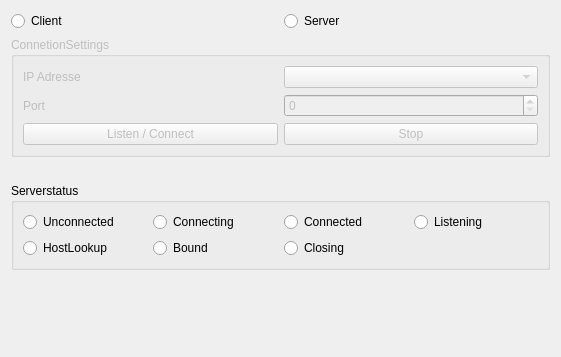
Before: the Qt Designer form libRemoteControl/remotecontrolview.ui in Ahumbawapa/RemoteTest, drawn with Qt 5.
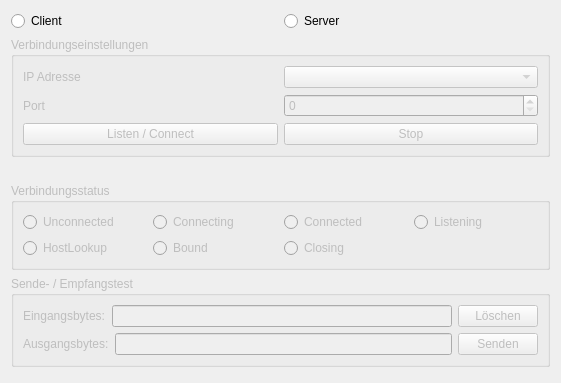
After: the same form once the commit is applied.

Commit message: add send functionality to remoteclient and remoteserver

The edit to the form file:
```diff
--- a/libRemoteControl/remotecontrolview.ui
+++ b/libRemoteControl/remotecontrolview.ui
@@ -7,7 +7,7 @@
     <x>0</x>
     <y>0</y>
     <width>561</width>
-    <height>357</height>
+    <height>383</height>
    </rect>
   </property>
   <property name="windowTitle">
@@ -38,7 +38,7 @@
       <bool>false</bool>
      </property>
      <property name="title">
-      <string>ConnetionSettings</string>
+      <string>Verbindungseinstellungen</string>
      </property>
      <layout class="QVBoxLayout" name="verticalLayout_2">
       <item>
@@ -122,9 +122,12 @@
     </widget>
    </item>
    <item>
-    <widget class="QGroupBox" name="groupBoxServerStatus">
+    <widget class="QGroupBox" name="groupBoxConnectionStatus">
+     <property name="enabled">
+      <bool>false</bool>
+     </property>
      <property name="title">
-      <string>Serverstatus</string>
+      <string>Verbindungsstatus</string>
      </property>
      <layout class="QGridLayout" name="gridLayout_2">
       <item row="0" column="2">
@@ -179,6 +182,60 @@
      </layout>
     </widget>
    </item>
+   <item>
+    <widget class="QGroupBox" name="groupBoxDataExchange">
+     <property name="enabled">
+      <bool>false</bool>
+     </property>
+     <property name="title">
+      <string>Sende- / Empfangstest</string>
+     </property>
+     <layout class="QVBoxLayout" name="verticalLayout_3">
+      <item>
+       <layout class="QHBoxLayout" name="horizontalLayout_2">
+        <item>
+         <widget class="QLabel" name="label_3">
+          <property name="text">
+           <string>Eingangsbytes:</string>
+          </property>
+         </widget>
+        </item>
+        <item>
+         <widget class="QLineEdit" name="lineEditInByteArray"/>
+        </item>
+        <item>
+         <widget class="QPushButton" name="pushButtonClearLineEditInByte">
+          <property name="text">
+           <string>Löschen</string>
+          </property>
+         </widget>
+        </item>
+       </layout>
+      </item>
+      <item>
+       <layout class="QHBoxLayout" name="horizontalLayout_3">
+        <item>
+         <widget class="QLabel" name="label_4">
+          <property name="text">
+           <string>Ausgangsbytes:</string>
+          </property>
+         </widget>
+        </item>
+        <item>
+         <widget class="QLineEdit" name="lineEditOutByteArray"/>
+        </item>
+        <item>
+         <widget class="QPushButton" name="pushButtonSendOutputBytes">
+          <property name="text">
+           <string>Senden</string>
+          </property>
+         </widget>
+        </item>
+       </layout>
+      </item>
+     </layout>
+    </widget>
+   </item>
    <item>
     <spacer name="verticalSpacer">
      <property name="orientation">
```
The commit also changes 9 other files.
